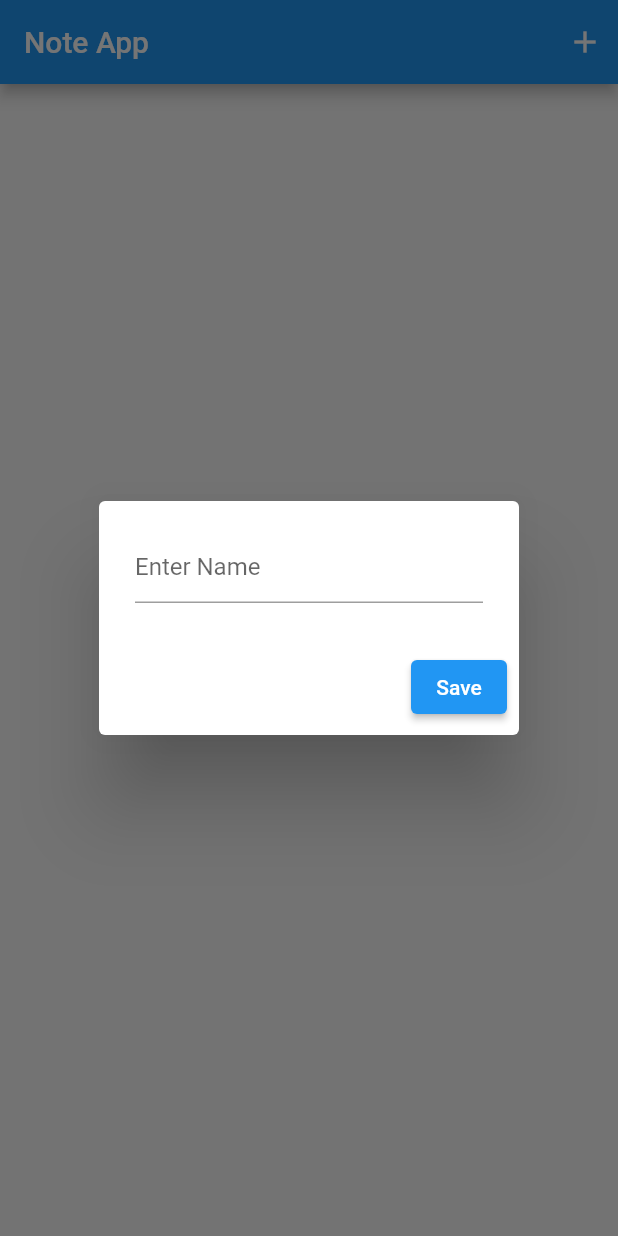
After one commit to EngNomanMolla/class10, a Flutter app: the screen it shows after launch, after a tap on the "add" icon, on a phone screen of 412 x 824 dp. The commit adds this screen. Run offline on Flutter 3.47's test engine with Material 2 defaults, Android fonts, the phone set to English and light mode, and no system bars.

Commit message:
add custom alert dialoge

```diff
--- /dev/null
+++ b/lib/widgets/alert_dialoge.dart
@@ -0,0 +1,31 @@
+import 'package:flutter/material.dart';
+class CustomAlertDialoge extends StatefulWidget {
+  TextEditingController controller;
+  VoidCallback onPress;
+  CustomAlertDialoge({required this.controller, required this.onPress});
+
+  @override
+  State<CustomAlertDialoge> createState() => _CustomAlertDialogeState();
+}
+
+class _CustomAlertDialogeState extends State<CustomAlertDialoge> {
+  @override
+  Widget build(BuildContext context) {
+    return AlertDialog(
+      content: TextField(
+        controller: widget.controller,
+        decoration: InputDecoration(
+            hintText: 'Enter Name'
+
+        ),
+
+      ),
+      actions: [
+        ElevatedButton(onPressed: widget.onPress,
+
+            child: Text('Save'))
+      ],
+
+    );
+  }
+}
```
Also changed, not shown: lib/demo_page.dart (deleted, +0 -14 lines), lib/note_page.dart (+8 -19 lines).
